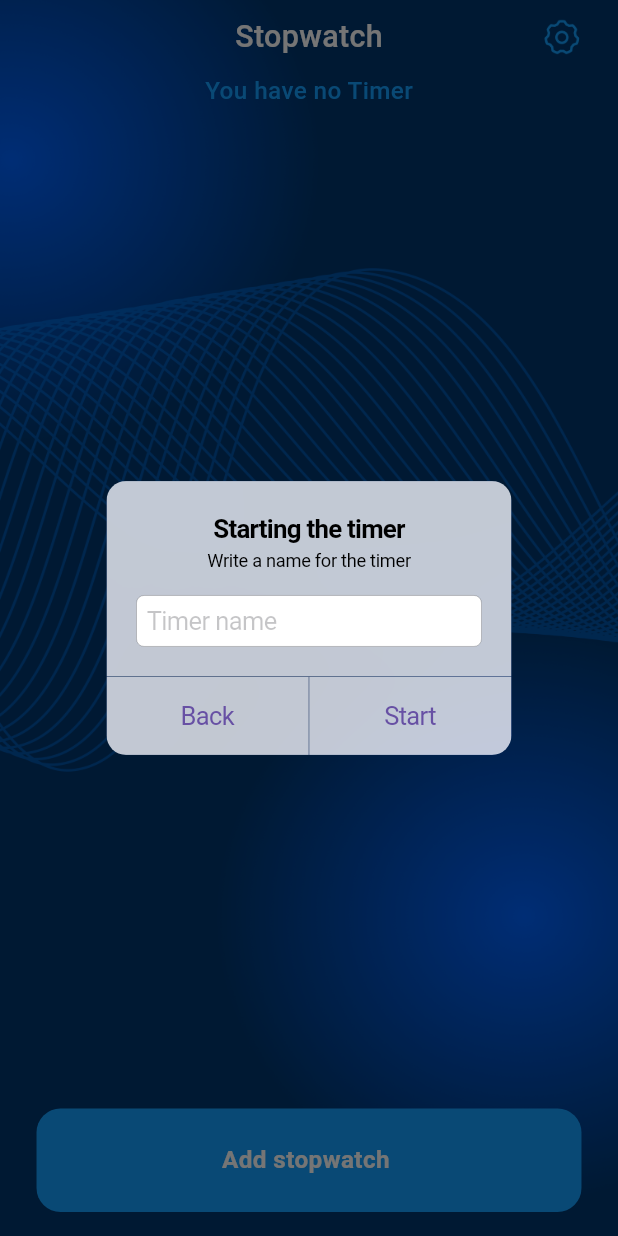
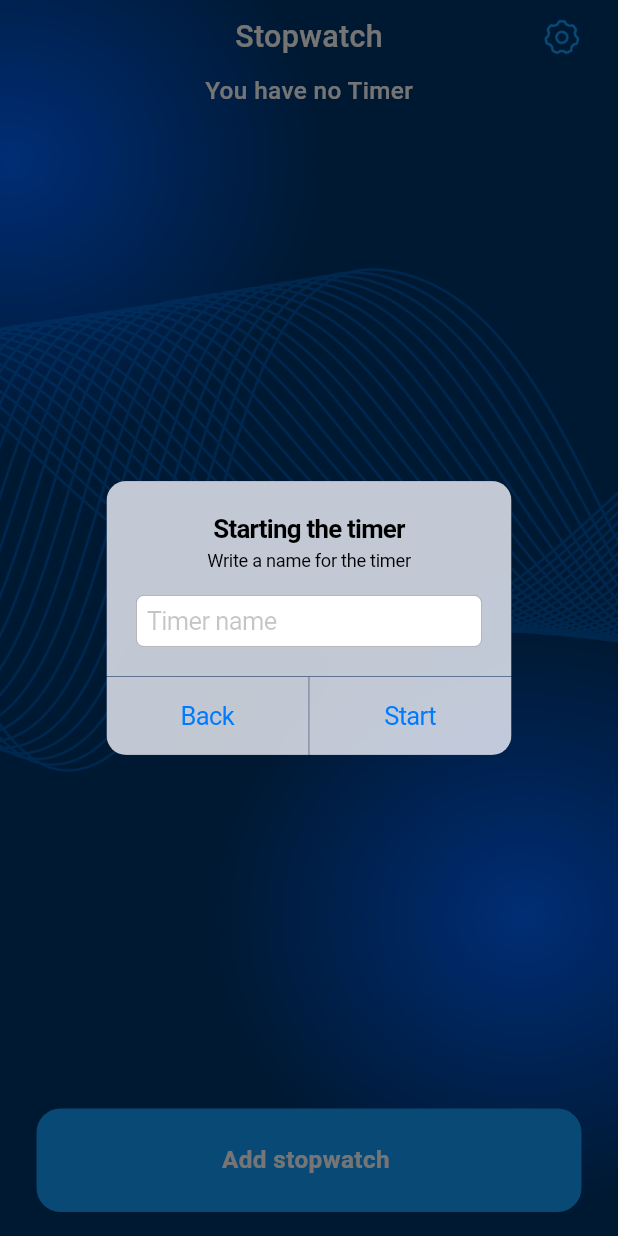
Before and after one commit to Suli244/SwimWave-117, a Flutter app: the StopwatchSreen screen opened directly, after a tap on "Add stopwatch", on a phone screen of 412 x 824 dp. Run offline on Flutter 3.47's test engine with Material 3 defaults, Android fonts, the phone set to English and light mode, and no system bars; our stand-ins replace bloc, flutter_bloc, flutter_screenutil, flutter_svg, freezed_annotation, hive_flutter and 5 more; accounts and stored records are empty.

Commit message:
add change

```diff
--- a/lib/main.dart
+++ b/lib/main.dart
@@ -20,9 +20,7 @@ class MyApp extends StatelessWidget {
 
   @override
   Widget build(BuildContext context) {
-    return BlocProvider(
-      create: (context) => GetTimerCubit(TimerRepoImpl()),
-      child: ScreenUtilInit(
+    return ScreenUtilInit(
       designSize: const Size(375, 812),
       minTextAdapt: true,
       splitScreenMode: true,
@@ -37,7 +35,6 @@ class MyApp extends StatelessWidget {
         ),
       ),
       child: const SplashScreen(),
-      ),
     );
   }
 }
--- a/lib/stopwatch/logic/cubit/get_timer/get_timer_cubit.dart
+++ b/lib/stopwatch/logic/cubit/get_timer/get_timer_cubit.dart
@@ -13,7 +13,7 @@ class GetTimerCubit extends Cubit<GetTimerState> {
     emit(const GetTimerState.loading());
     try {
       final timerList = await repo.getTimer();
-      emit(GetTimerState.success(timerList.reversed.toList()));
+      emit(GetTimerState.success(List.from(timerList.reversed.toList())));
     } catch (e) {
       emit(GetTimerState.error(e.toString()));
     }
--- a/lib/stopwatch/stopwatch_screen.dart
+++ b/lib/stopwatch/stopwatch_screen.dart
@@ -2,6 +2,7 @@ import 'package:flutter/cupertino.dart';
 import 'package:flutter/material.dart';
 import 'package:flutter_bloc/flutter_bloc.dart';
 import 'package:flutter_screenutil/flutter_screenutil.dart';
+import 'package:swim_wave_117/core/con_bar.dart';
 import 'package:swim_wave_117/core/sw_colors.dart';
 import 'package:swim_wave_117/core/sw_motin.dart';
 import 'package:swim_wave_117/settings/settings_screen.dart';
@@ -19,15 +20,17 @@ class StopwatchSreen extends StatefulWidget {
 }
 
 class _StopwatchSreenState extends State<StopwatchSreen> {
-  @override
-  void initState() {
-    context.read<GetTimerCubit>().getAddTimer();
-    super.initState();
-  }
+  // @override
+  // void initState() {
+  //   context.read<GetTimerCubit>().getAddTimer();
+  //   super.initState();
+  // }
 
   @override
   Widget build(BuildContext context) {
-    return Scaffold(
+    return BlocProvider(
+      create: (context) => GetTimerCubit(TimerRepoImpl())..getAddTimer(),
+      child: Scaffold(
         body: Container(
           height: MediaQuery.of(context).size.height,
           width: MediaQuery.of(context).size.width,
@@ -106,12 +109,14 @@ class _StopwatchSreenState extends State<StopwatchSreen> {
                           return model.isNotEmpty
                               ? Expanded(
                                   child: ListView.separated(
-                                  padding: EdgeInsets.symmetric(vertical: 10.h),
+                                    padding:
+                                        EdgeInsets.symmetric(vertical: 10.h),
                                     shrinkWrap: true,
                                     itemCount: model.length,
                                     separatorBuilder: (context, index) =>
                                         const SizedBox(height: 12),
-                                  itemBuilder: (context, index) => TimerWidget(
+                                    itemBuilder: (context, index) =>
+                                        TimerWidget(
                                       model: model[index],
                                       onsss: (_) {
                                         context
@@ -127,7 +132,7 @@ class _StopwatchSreenState extends State<StopwatchSreen> {
                                     style: TextStyle(
                                       fontSize: 16.h,
                                       fontWeight: FontWeight.w500,
-                                    color: SwColors.blue1,
+                                      color: SwColors.whate,
                                     ),
                                   ),
                                 );
@@ -141,10 +146,10 @@ class _StopwatchSreenState extends State<StopwatchSreen> {
           ),
         ),
         floatingActionButtonLocation: FloatingActionButtonLocation.centerFloat,
-      floatingActionButton: SwMotion(
+        floatingActionButton: Builder(builder: (context) {
+          return SwMotion(
             onPressed: () async {
               await _showAddStopwatchDialog(context);
-          context.read<GetTimerCubit>().getAddTimer();
             },
             child: Container(
               margin: EdgeInsets.symmetric(horizontal: 24.r),
@@ -165,15 +170,17 @@ class _StopwatchSreenState extends State<StopwatchSreen> {
                 ),
               ),
             ),
+          );
+        }),
       ),
     );
   }
 
-  Future<void> _showAddStopwatchDialog(BuildContext context) async {
+  Future<void> _showAddStopwatchDialog(BuildContext mainContext) async {
     String stopwatchName = '';
 
     await showDialog(
-      context: context,
+      context: mainContext,
       builder: (BuildContext context) {
         return CupertinoAlertDialog(
           title: Text(
@@ -206,7 +213,12 @@ class _StopwatchSreenState extends State<StopwatchSreen> {
               onPressed: () {
                 Navigator.pop(context);
               },
-              child: const Text('Back'),
+              child: const Text(
+                'Back',
+                style: TextStyle(
+                  color: Color(0xff007AFF),
+                ),
+              ),
             ),
             BlocProvider(
               create: (context) => SetTimerCubit(TimerRepoImpl()),
@@ -214,10 +226,18 @@ class _StopwatchSreenState extends State<StopwatchSreen> {
                 listener: (context, state) {
                   state.whenOrNull(
                     success: () {
+                      // Navigator.push(
+                      //     context,
+                      //     MaterialPageRoute(
+                      //         builder: (context) => const SwBottomBar(
+                      //               indexScr: 4,
+                      //             )));
                       Navigator.pop(context);
+                      mainContext.read<GetTimerCubit>().getAddTimer();
                     },
                   );
-              }, builder: (context, state) {
+                },
+                builder: (context, state) {
                   return CupertinoButton(
                     onPressed: () {
                       if (stopwatchName.isNotEmpty) {
@@ -225,15 +245,20 @@ class _StopwatchSreenState extends State<StopwatchSreen> {
                           id: DateTime.now().millisecondsSinceEpoch,
                           timer: 0,
                           name: stopwatchName,
-                          isStopped: false);
+                          isStopped: false,
+                        );
                         context.read<SetTimerCubit>().setAddTimer(model);
                       }
-
-                    // _startStopwatch(stopwatchName, context);
                     },
-                  child: const Text('Start'),
+                    child: const Text(
+                      'Start',
+                      style: TextStyle(
+                        color: Color(0xff007AFF),
+                      ),
+                    ),
                   );
-              }),
+                },
+              ),
             ),
           ],
         );
```
Also changed, not shown: lib/stopwatch/widgets/timer_widget.dart (+12 -2 lines). Lines whose indentation alone changed are shown as unchanged.
